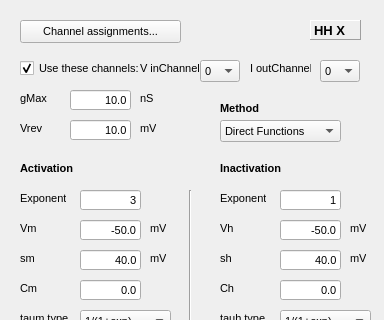
This is src/gui/HHDlg.ui in CompEphys-team/stdpc as Qt 5 draws it before an edit; both pictures show x 0 to 384 and y 0 to 320 of the 384 by 525 pixel window. The edited form follows.
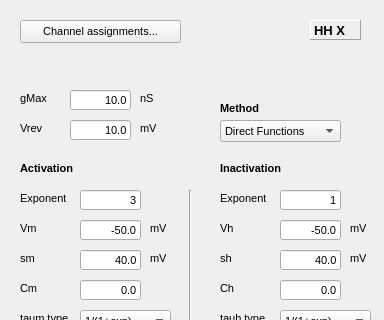
This is the edited form.

Commit message:
Deprecated legacy channel assignments for good
GUI changes are limited to removing legacy elements in preparation for
in-dialog channel assignments

What changed in the file:
```diff
--- a/src/gui/HHDlg.ui
+++ b/src/gui/HHDlg.ui
@@ -83,58 +83,6 @@
     <string>HH X</string>
    </property>
   </widget>
-  <widget class="QComboBox" name="VChannelCombo">
-   <property name="geometry">
-    <rect>
-     <x>200</x>
-     <y>60</y>
-     <width>40</width>
-     <height>22</height>
-    </rect>
-   </property>
-   <property name="font">
-    <font>
-     <pointsize>8</pointsize>
-     <weight>50</weight>
-     <bold>false</bold>
-    </font>
-   </property>
-   <item>
-    <property name="text">
-     <string>0</string>
-    </property>
-   </item>
-   <item>
-    <property name="text">
-     <string>1</string>
-    </property>
-   </item>
-   <item>
-    <property name="text">
-     <string>SG</string>
-    </property>
-   </item>
-  </widget>
-  <widget class="QLabel" name="label_2">
-   <property name="geometry">
-    <rect>
-     <x>140</x>
-     <y>60</y>
-     <width>61</width>
-     <height>16</height>
-    </rect>
-   </property>
-   <property name="font">
-    <font>
-     <pointsize>8</pointsize>
-     <weight>50</weight>
-     <bold>false</bold>
-    </font>
-   </property>
-   <property name="text">
-    <string>V inChannel</string>
-   </property>
-  </widget>
   <widget class="QLabel" name="label_4">
    <property name="geometry">
     <rect>
@@ -896,53 +844,6 @@
     <set>Qt::AlignRight|Qt::AlignTrailing|Qt::AlignVCenter</set>
    </property>
   </widget>
-  <widget class="QLabel" name="label_3">
-   <property name="geometry">
-    <rect>
-     <x>250</x>
-     <y>60</y>
-     <width>61</width>
-     <height>16</height>
-    </rect>
-   </property>
-   <property name="font">
-    <font>
-     <pointsize>8</pointsize>
-     <weight>50</weight>
-     <bold>false</bold>
-    </font>
-   </property>
-   <property name="text">
-    <string>I outChannel</string>
-   </property>
-  </widget>
-  <widget class="QComboBox" name="IChannelCombo">
-   <property name="geometry">
-    <rect>
-     <x>320</x>
-     <y>60</y>
-     <width>40</width>
-     <height>22</height>
-    </rect>
-   </property>
-   <property name="font">
-    <font>
-     <pointsize>8</pointsize>
-     <weight>50</weight>
-     <bold>false</bold>
-    </font>
-   </property>
-   <item>
-    <property name="text">
-     <string>0</string>
-    </property>
-   </item>
-   <item>
-    <property name="text">
-     <string>1</string>
-    </property>
-   </item>
-  </widget>
   <widget class="QComboBox" name="LUCombo">
    <property name="geometry">
     <rect>
@@ -1204,22 +1105,6 @@
     <string>Channel assignments...</string>
    </property>
   </widget>
-  <widget class="QCheckBox" name="cbUseLegacy">
-   <property name="geometry">
-    <rect>
-     <x>20</x>
-     <y>60</y>
-     <width>121</width>
-     <height>17</height>
-    </rect>
-   </property>
-   <property name="text">
-    <string>Use these channels:</string>
-   </property>
-   <property name="checked">
-    <bool>true</bool>
-   </property>
-  </widget>
  </widget>
  <resources/>
  <connections>
```
The commit also changes 33 other files.
